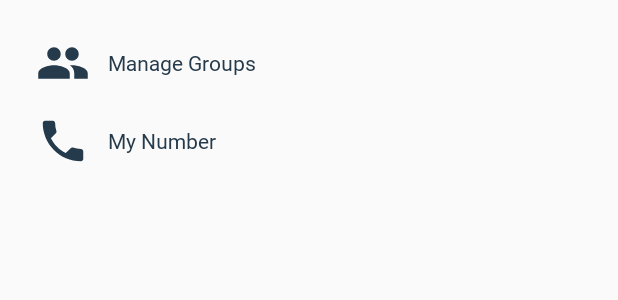
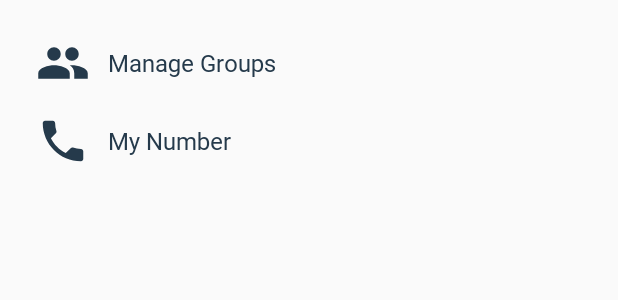
Before and after one commit to ujjwalkumar8577/Contacts, an Android app: the layout fragment_settings.xml on its own in the app's theme, with its tools: preview values and no code run, on a phone screen of 412 x 824 dp. Shown: the top 300 px of the screen. Run offline under Robolectric (Android 15) with nearby library versions, the phone set to English and light mode, and no system bars.

```diff
--- a/app/src/main/res/layout/fragment_settings.xml
+++ b/app/src/main/res/layout/fragment_settings.xml
@@ -29,6 +29,7 @@
             android:layout_height="wrap_content"
             android:layout_marginStart="12dp"
             android:textColor="@color/gray"
+            android:textSize="16sp"
             android:text="Manage Groups" />
     </LinearLayout>
 
@@ -54,6 +55,7 @@
             android:layout_height="wrap_content"
             android:layout_marginStart="12dp"
             android:textColor="@color/gray"
+            android:textSize="16sp"
             android:text="My Number" />
     </LinearLayout>
 
```
Also changed, not shown: app/src/main/java/com/ujjwalkumar/contacts/activities/HomeActivity.java (+5 -5 lines).
